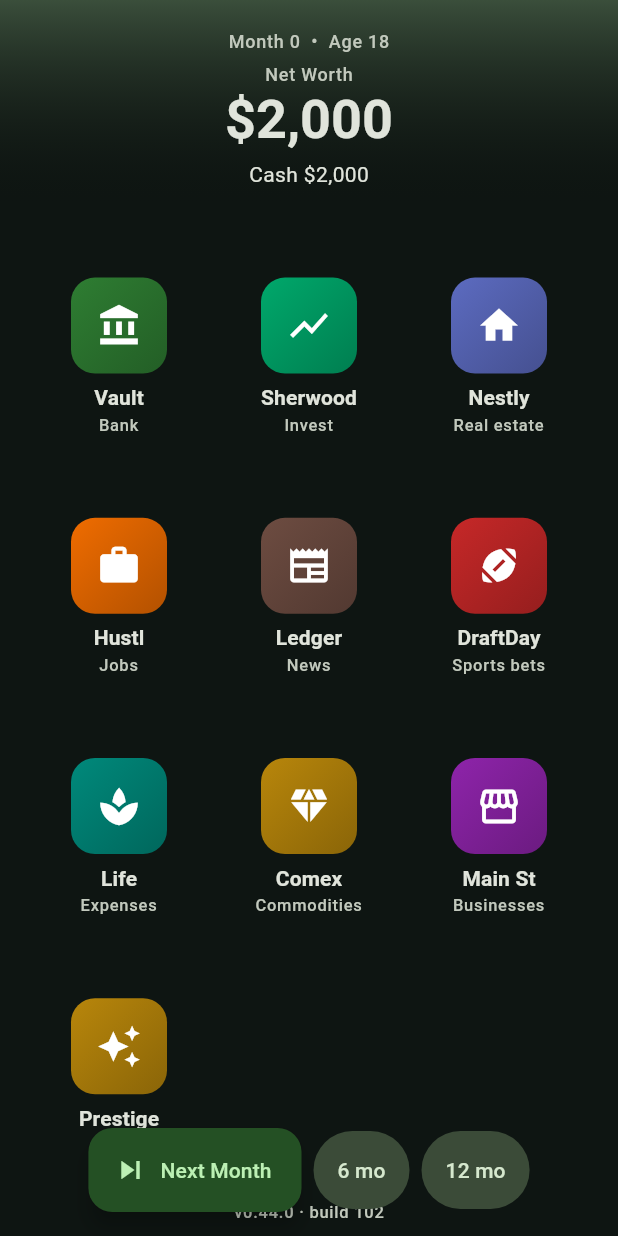
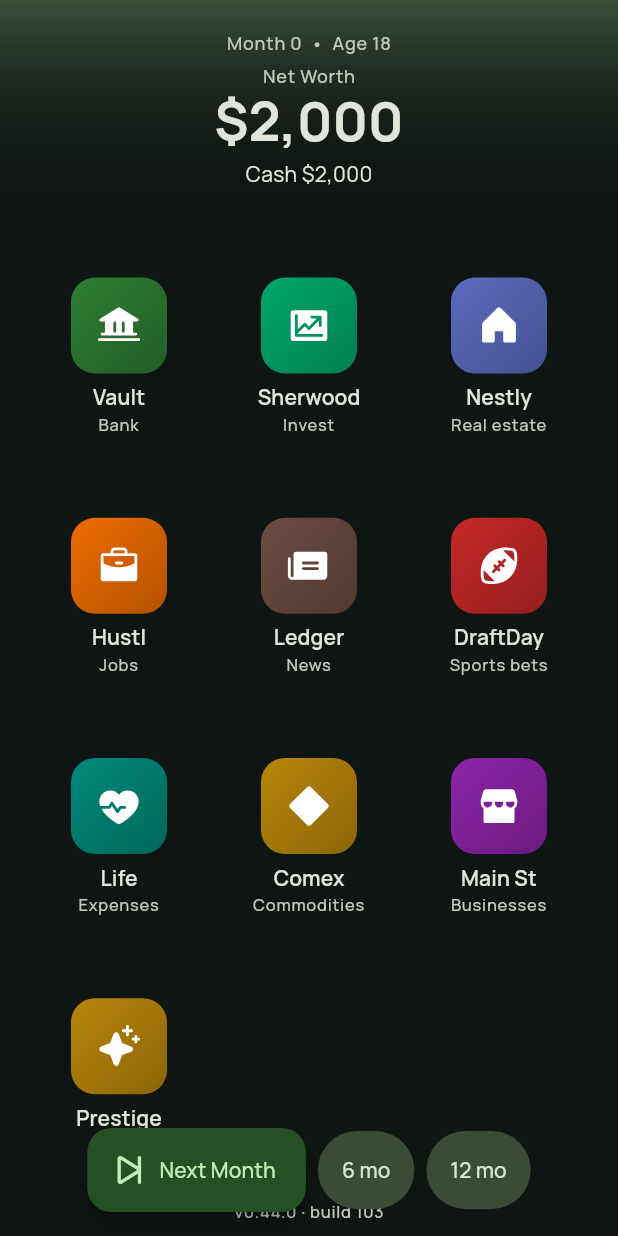
Before and after one commit to Armandoxh/Territorygame, a Flutter app: the screen it shows after launch, on a phone screen of 412 x 824 dp. Run offline on Flutter 3.47's test engine with Material 3 defaults, Android fonts, the phone set to English and light mode, and no system bars; our stand-ins replace google_fonts, phosphor_flutter.

Commit message:
Visual first pass: Manrope type system (google_fonts) + Phosphor icons on home grid, cash badge, advance button (build 103)

```diff
--- a/wealthquest/lib/app.dart
+++ b/wealthquest/lib/app.dart
@@ -1,4 +1,5 @@
 import 'package:flutter/material.dart';
+import 'package:google_fonts/google_fonts.dart';
 
 import 'ui/phone_home.dart';
 
@@ -11,13 +12,20 @@ class WealthQuestApp extends StatelessWidget {
       seedColor: const Color(0xFF2E7D32),
       brightness: Brightness.dark,
     );
+    final base = ThemeData(
+      useMaterial3: true,
+      colorScheme: colorScheme,
+      scaffoldBackgroundColor: const Color(0xFF0E1512),
+    );
+    // Manrope is a clean, modern "fintech" sans with proper tabular figures —
+    // a big step up from the default Roboto for money figures and headings.
+    final textTheme = GoogleFonts.manropeTextTheme(base.textTheme);
     return MaterialApp(
       title: 'WealthQuest',
       debugShowCheckedModeBanner: false,
-      theme: ThemeData(
-        useMaterial3: true,
-        colorScheme: colorScheme,
-        scaffoldBackgroundColor: const Color(0xFF0E1512),
+      theme: base.copyWith(
+        textTheme: textTheme,
+        primaryTextTheme: textTheme,
       ),
       // On wide screens (desktop/web) keep the phone-style UI in a centered,
       // phone-width column instead of stretching everything across the window.
--- a/wealthquest/lib/ui/phone_home.dart
+++ b/wealthquest/lib/ui/phone_home.dart
@@ -1,4 +1,5 @@
 import 'package:flutter/material.dart';
+import 'package:phosphor_flutter/phosphor_flutter.dart';
 
 import '../data/catalog.dart';
 import '../state/game_controller.dart';
@@ -135,7 +136,7 @@ class _PhoneHomeState extends State<PhoneHome> {
                       _AppIcon(
                         label: 'Vault',
                         sub: 'Bank',
-                        icon: Icons.account_balance,
+                        icon: PhosphorIconsFill.bank,
                         color: const Color(0xFF2E7D32),
                         onTap: () => _open(AppScaffold(
                           game: game,
@@ -146,14 +147,14 @@ class _PhoneHomeState extends State<PhoneHome> {
                       _AppIcon(
                         label: 'Sherwood',
                         sub: 'Invest',
-                        icon: Icons.show_chart,
+                        icon: PhosphorIconsFill.chartLineUp,
                         color: const Color(0xFF00A86B),
                         onTap: () => _open(InvestApp(game: game)),
                       ),
                       _AppIcon(
                         label: 'Nestly',
                         sub: 'Real estate',
-                        icon: Icons.home,
+                        icon: PhosphorIconsFill.house,
                         color: const Color(0xFF5C6BC0),
                         onTap: () => _open(AppScaffold(
                           game: game,
@@ -164,7 +165,7 @@ class _PhoneHomeState extends State<PhoneHome> {
                       _AppIcon(
                         label: 'Hustl',
                         sub: 'Jobs',
-                        icon: Icons.work,
+                        icon: PhosphorIconsFill.briefcase,
                         color: const Color(0xFFEF6C00),
                         onTap: () => _open(AppScaffold(
                           game: game,
@@ -175,7 +176,7 @@ class _PhoneHomeState extends State<PhoneHome> {
                       _AppIcon(
                         label: 'Ledger',
                         sub: 'News',
-                        icon: Icons.newspaper,
+                        icon: PhosphorIconsFill.newspaper,
                         color: const Color(0xFF6D4C41),
                         onTap: () => _open(AppScaffold(
                           game: game,
@@ -186,7 +187,7 @@ class _PhoneHomeState extends State<PhoneHome> {
                       _AppIcon(
                         label: 'DraftDay',
                         sub: 'Sports bets',
-                        icon: Icons.sports_football,
+                        icon: PhosphorIconsFill.football,
                         color: const Color(0xFFC62828),
                         onTap: () => _open(AppScaffold(
                           game: game,
@@ -197,14 +198,14 @@ class _PhoneHomeState extends State<PhoneHome> {
                       _AppIcon(
                         label: 'Life',
                         sub: 'Expenses',
-                        icon: Icons.spa,
+                        icon: PhosphorIconsFill.heartbeat,
                         color: const Color(0xFF00897B),
                         onTap: () => _open(LifeApp(game: game)),
                       ),
                       _AppIcon(
                         label: 'Comex',
                         sub: 'Commodities',
-                        icon: Icons.diamond,
+                        icon: PhosphorIconsFill.diamond,
                         color: const Color(0xFFB8860B),
                         onTap: () => _open(AppScaffold(
                           game: game,
@@ -215,7 +216,7 @@ class _PhoneHomeState extends State<PhoneHome> {
                       _AppIcon(
                         label: 'Main St',
                         sub: 'Businesses',
-                        icon: Icons.storefront,
+                        icon: PhosphorIconsFill.storefront,
                         color: const Color(0xFF8E24AA),
                         onTap: () => _open(AppScaffold(
                           game: game,
@@ -226,7 +227,7 @@ class _PhoneHomeState extends State<PhoneHome> {
                       _AppIcon(
                         label: 'Prestige',
                         sub: 'Perks',
-                        icon: Icons.auto_awesome,
+                        icon: PhosphorIconsFill.sparkle,
                         color: const Color(0xFFB8860B),
                         onTap: () => _open(AppScaffold(
                           game: game,
--- a/wealthquest/lib/ui/widgets/app_scaffold.dart
+++ b/wealthquest/lib/ui/widgets/app_scaffold.dart
@@ -1,4 +1,5 @@
 import 'package:flutter/material.dart';
+import 'package:phosphor_flutter/phosphor_flutter.dart';
 
 import '../../state/game_controller.dart';
 import '../../util/format.dart';
@@ -105,7 +106,7 @@ Widget advanceControls(BuildContext context, GameController game) {
         FloatingActionButton.extended(
           heroTag: null,
           onPressed: () => nextMonth(context, game),
-          icon: const Icon(Icons.skip_next),
+          icon: const Icon(PhosphorIconsBold.skipForward),
           label: const Text('Next Month'),
         ),
         const SizedBox(width: 8),
@@ -145,7 +146,7 @@ class CashBadge extends StatelessWidget {
               child: Row(
                 mainAxisSize: MainAxisSize.min,
                 children: [
-                  Icon(Icons.account_balance_wallet, size: 14, color: color),
+                  Icon(PhosphorIconsFill.wallet, size: 14, color: color),
                   const SizedBox(width: 5),
                   Text(
                     moneyWhole(game.cash),
--- a/wealthquest/lib/version.dart
+++ b/wealthquest/lib/version.dart
@@ -5,6 +5,6 @@
 /// of the home header shows this, so you can instantly confirm the live page is
 /// the latest build (and not a stale cache).
 const String kAppVersion = '0.44.0';
-const int kBuildNumber = 102;
+const int kBuildNumber = 103;
 
 String get appVersionLabel => 'v$kAppVersion · build $kBuildNumber';
--- a/wealthquest/pubspec.yaml
+++ b/wealthquest/pubspec.yaml
@@ -1,7 +1,7 @@
 name: wealthquest
 description: "A mobile life-sim / stock-market game. Start at 18 with a day job; each Next Month advances a month — watch your investments perform."
 publish_to: "none"
-version: 0.44.0+102
+version: 0.44.0+103
 
 environment:
   sdk: ">=3.4.0 <4.0.0"
@@ -10,6 +10,8 @@ dependencies:
   flutter:
     sdk: flutter
   intl: ^0.19.0
+  google_fonts: ^6.2.1
+  phosphor_flutter: ^2.1.0
 
 dev_dependencies:
   flutter_test:
```
Also changed, not shown: 1 other file.
